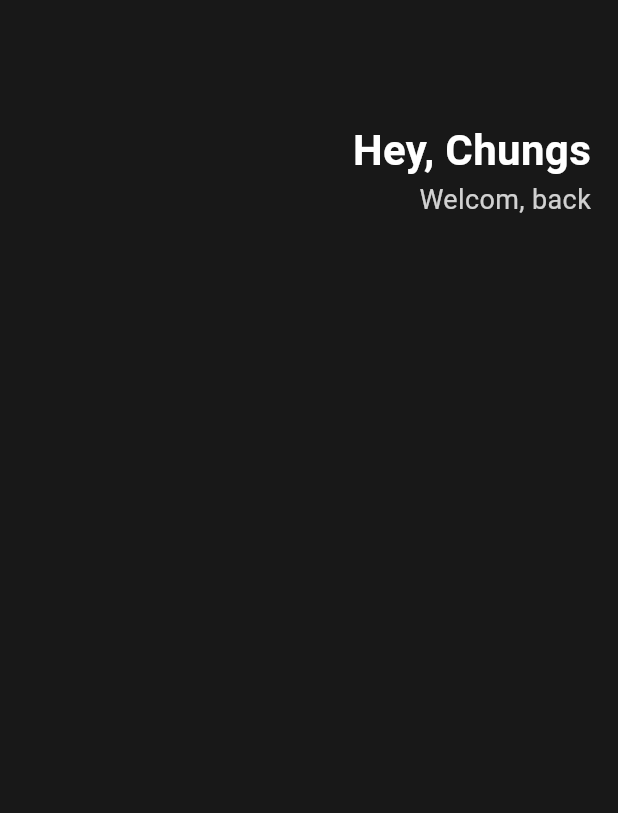
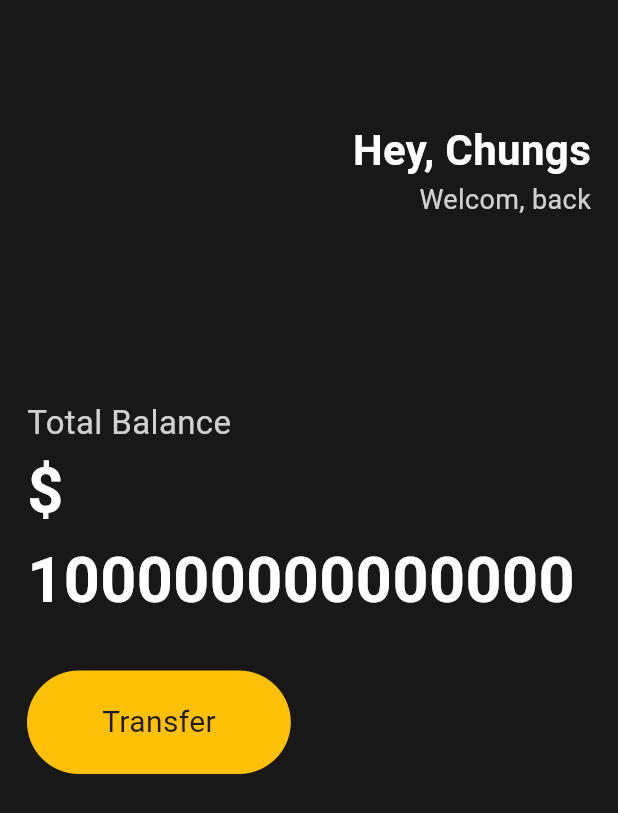
Before and after one commit to SonCS/toonflix-nomadcoder, a Flutter app: the screen it shows after launch, on a phone screen of 412 x 824 dp. Shown: the top 813 px of the screen. Run offline on Flutter 3.47's test engine with Material 3 defaults, Android fonts, the phone set to English and light mode, and no system bars.

Commit message:
3.3 Button Section

```diff
--- a/lib/main.dart
+++ b/lib/main.dart
@@ -1,14 +1,7 @@
 import 'package:flutter/material.dart';
 
-class Player {
-  String? name;
-
-  Player();
-}
-
 void main() {
-  var chungs = Player();
-  runApp(App());
+  runApp(const App());
 }
 
 class App extends StatelessWidget {
@@ -22,8 +15,9 @@ class App extends StatelessWidget {
         body: Padding(
           padding: EdgeInsets.symmetric(horizontal: 18),
           child: Column(
+            crossAxisAlignment: CrossAxisAlignment.start,
             children: [
-                SizedBox(
+              const SizedBox(
                 height: 80,
               ),
               Row(
@@ -32,7 +26,7 @@ class App extends StatelessWidget {
                   Column(
                     crossAxisAlignment: CrossAxisAlignment.end,
                     children: [
-                        Text(
+                      const Text(
                         'Hey, Chungs',
                         style: TextStyle(
                           color: Colors.white,
@@ -50,9 +44,46 @@ class App extends StatelessWidget {
                     ],
                   )
                 ],
+              ),
+              const SizedBox(
+                height: 120,
+              ),
+              Text(
+                'Total Balance',
+                style: TextStyle(
+                  fontSize: 22,
+                  color: Colors.white.withOpacity(0.8),
+                ),
+              ),
+              const Text(
+                "\$ 100000000000000",
+                style: TextStyle(
+                  fontSize: 42,
+                  color: Colors.white,
+                  fontWeight: FontWeight.w600,
+                ),
+              ),
+              const SizedBox(
+                height: 30,
+              ),
+              Row(
+                children: [
+                  Container(
+                      // div와 같은 위젯
+                      decoration: BoxDecoration(color: Colors.amber,
+                      borderRadius: BorderRadius.circular(45)),
+                      child: Padding(
+                        padding: EdgeInsets.symmetric(
+                          vertical: 20,
+                          horizontal: 50,
+                        ),
+                        child: Text('Transfer', style: TextStyle(fontSize: 20),),
+                      ))
+                ],
               )
             ],
-            )),
+          ),
+        ),
       ),
     );
   }
```
Lines whose indentation alone changed are shown as unchanged.
